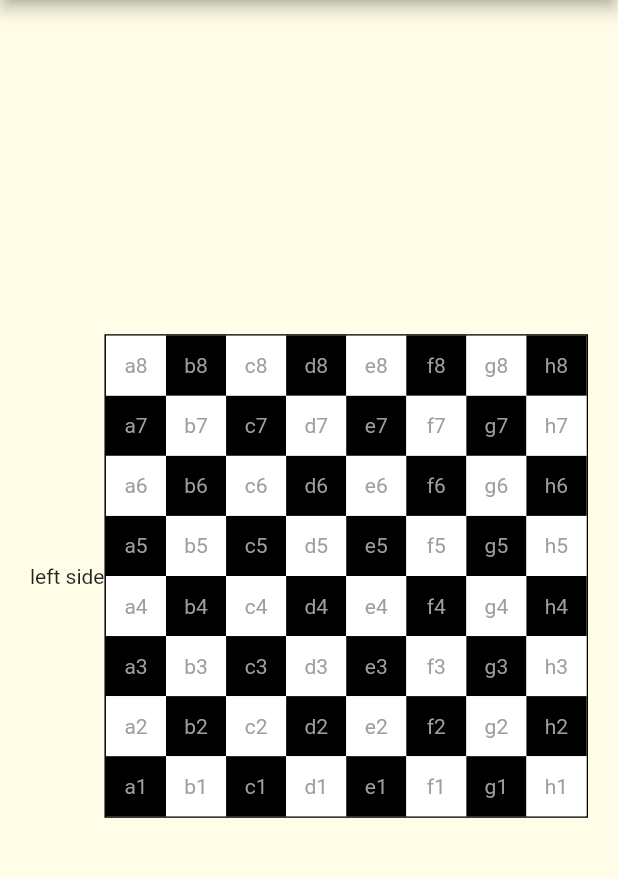
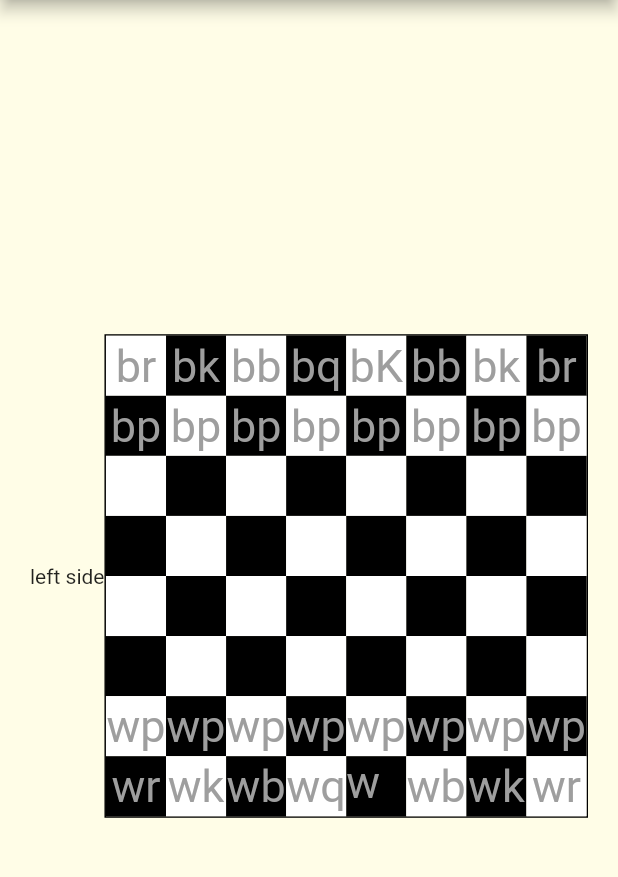
Before and after one commit to Heech/chess_app, a Flutter app: the screen it shows after launch, on a phone screen of 412 x 824 dp, the part 84-961 px from its top. Run offline on Flutter 3.47's test engine with Material 2 defaults, Android fonts, the phone set to English and light mode, and no system bars.

Commit message:
filled board with starting pieces and added move method

```diff
--- a/lib/main.dart
+++ b/lib/main.dart
@@ -46,26 +46,114 @@ class _MyHomePageState extends State<MyHomePage> {
   }
 }
 
-class Board extends StatelessWidget {
+class Board extends StatefulWidget {
   const Board({Key? key}) : super(key: key);
 
-  final _board = const [
-    ['a8', 'b8', 'c8', 'd8', 'e8', 'f8', 'g8', 'h8'],
-    ['a7', 'b7', 'c7', 'd7', 'e7', 'f7', 'g7', 'h7'],
-    ['a6', 'b6', 'c6', 'd6', 'e6', 'f6', 'g6', 'h6'],
-    ['a5', 'b5', 'c5', 'd5', 'e5', 'f5', 'g5', 'h5'],
-    ['a4', 'b4', 'c4', 'd4', 'e4', 'f4', 'g4', 'h4'],
-    ['a3', 'b3', 'c3', 'd3', 'e3', 'f3', 'g3', 'h3'],
-    ['a2', 'b2', 'c2', 'd2', 'e2', 'f2', 'g2', 'h2'],
-    ['a1', 'b1', 'c1', 'd1', 'e1', 'f1', 'g1', 'h1'],
+  static final _wp = Piece.white(name: 'white pawn', display: 'wp');
+  static final _wr = Piece.white(name: 'white rook', display: 'wr');
+  static final _wk = Piece.white(name: 'white knight', display: 'wk');
+  static final _wb = Piece.white(name: 'white bishop', display: 'wb');
+  static final _wq = Piece.white(name: 'white queen', display: 'wq');
+  static final _wking = Piece.white(name: 'white king', display: 'wK');
+
+  static final _bp = Piece.black(name: 'black pawn', display: 'bp');
+  static final _br = Piece.black(name: 'black rook', display: 'br');
+  static final _bk = Piece.black(name: 'black knight', display: 'bk');
+  static final _bb = Piece.black(name: 'black bishop', display: 'bb');
+  static final _bq = Piece.black(name: 'black queen', display: 'bq');
+  static final _bking = Piece.black(name: 'black king', display: 'bK');
+
+  @override
+  State<Board> createState() => _BoardState();
+}
+
+class _BoardState extends State<Board> {
+  final List<List<Piece?>> _board = [
+    [
+      Board._br,
+      Board._bk,
+      Board._bb,
+      Board._bq,
+      Board._bking,
+      Board._bb,
+      Board._bk,
+      Board._br,
+    ],
+    [
+      Board._bp,
+      Board._bp,
+      Board._bp,
+      Board._bp,
+      Board._bp,
+      Board._bp,
+      Board._bp,
+      Board._bp,
+    ],
+    [null, null, null, null, null, null, null, null],
+    [null, null, null, null, null, null, null, null],
+    [null, null, null, null, null, null, null, null],
+    [null, null, null, null, null, null, null, null],
+    [
+      Board._wp,
+      Board._wp,
+      Board._wp,
+      Board._wp,
+      Board._wp,
+      Board._wp,
+      Board._wp,
+      Board._wp,
+    ],
+    [
+      Board._wr,
+      Board._wk,
+      Board._wb,
+      Board._wq,
+      Board._wking,
+      Board._wb,
+      Board._wk,
+      Board._wr,
+    ],
   ];
+
+  Position? _selected;
+
+  bool _isSelected(int col, int row) {
+    if (_selected == null) return false;
+
+    return _selected!.col == col && _selected!.row == row;
+  }
+
+  void _move(int col, int row) {
+    if (_selected == null) return;
+
+    final currCol = _selected!.col;
+    final currRow = _selected!.row;
+
+    // can't move to current selected position
+    if (col == currCol && row == currRow) return;
+
+    final piece = _board[currCol][_selected!.row];
+    if (piece == null) return;
+
+    final targetPiece = _board[col][row];
+    final bool isEmpty = targetPiece == null;
+
+    // can't take same color piece
+    if (!isEmpty && targetPiece.color == piece.color) return;
+
+    _board[col][row] = piece;
+
+    _board[_selected!.col][_selected!.row] = null;
+    _selected = null;
+    setState(() {});
+  }
 
   @override
   Widget build(BuildContext context) {
     return Row(
       mainAxisAlignment: MainAxisAlignment.end,
       children: [
-        Text('left side'),
+        const Text('left side'),
         Expanded(
           child: Center(
             child: AspectRatio(
@@ -77,23 +165,55 @@ class Board extends StatelessWidget {
                 child: Column(
                   children: _board.asMap().entries.map(
                     (entry) {
-                      final startWhite = entry.key.isEven;
+                      final col = entry.key;
+                      final startWhite = col.isEven;
                       return Flexible(
                         child: Row(
                           children: entry.value.asMap().entries.map(
                             (entry) {
-                              final Color color = entry.key.isEven == startWhite
+                              final row = entry.key;
+                              final Color color = row.isEven == startWhite
                                   ? Colors.white
                                   : Colors.black;
-                              return Expanded(
-                                child: Container(
-                                  color: color,
+
+                              final piece = entry.value;
+
+                              Widget? child;
+
+                              if (piece != null) {
+                                child = GestureDetector(
+                                  behavior: HitTestBehavior.opaque,
+                                  onTap: _selected == null
+                                      ? () {
+                                          setState(() {
+                                            _selected = Position(col, row);
+                                          });
+                                        }
+                                      : null,
                                   child: Center(
                                     child: Text(
-                                      entry.value,
-                                      style:
-                                          const TextStyle(color: Colors.grey),
+                                      piece.display,
+                                      style: const TextStyle(
+                                        color: Colors.grey,
+                                        fontSize: 30.0,
+                                      ),
                                     ),
+                                  ),
+                                );
+                              }
+
+                              return Expanded(
+                                child: GestureDetector(
+                                  onTap: _selected != null
+                                      ? () {
+                                          _move(col, row);
+                                        }
+                                      : null,
+                                  child: Container(
+                                    color: _isSelected(col, row)
+                                        ? Colors.orange.shade100
+                                        : color,
+                                    child: child,
                                   ),
                                 ),
                               );
@@ -113,12 +233,43 @@ class Board extends StatelessWidget {
   }
 }
 
+class Position {
+  final int col;
+  final int row;
+
+  const Position(this.col, this.row);
+}
+
+enum PlayerColor { white, black }
+
 class Piece {
+  final PlayerColor color;
   final String name;
   final String display;
 
-  Piece({
+  const Piece({
+    required this.color,
     required this.name,
     required this.display,
   });
+
+  factory Piece.white({
+    required String name,
+    required String display,
+  }) =>
+      Piece(
+        color: PlayerColor.white,
+        name: name,
+        display: display,
+      );
+
+  factory Piece.black({
+    required String name,
+    required String display,
+  }) =>
+      Piece(
+        color: PlayerColor.black,
+        name: name,
+        display: display,
+      );
 }
```
